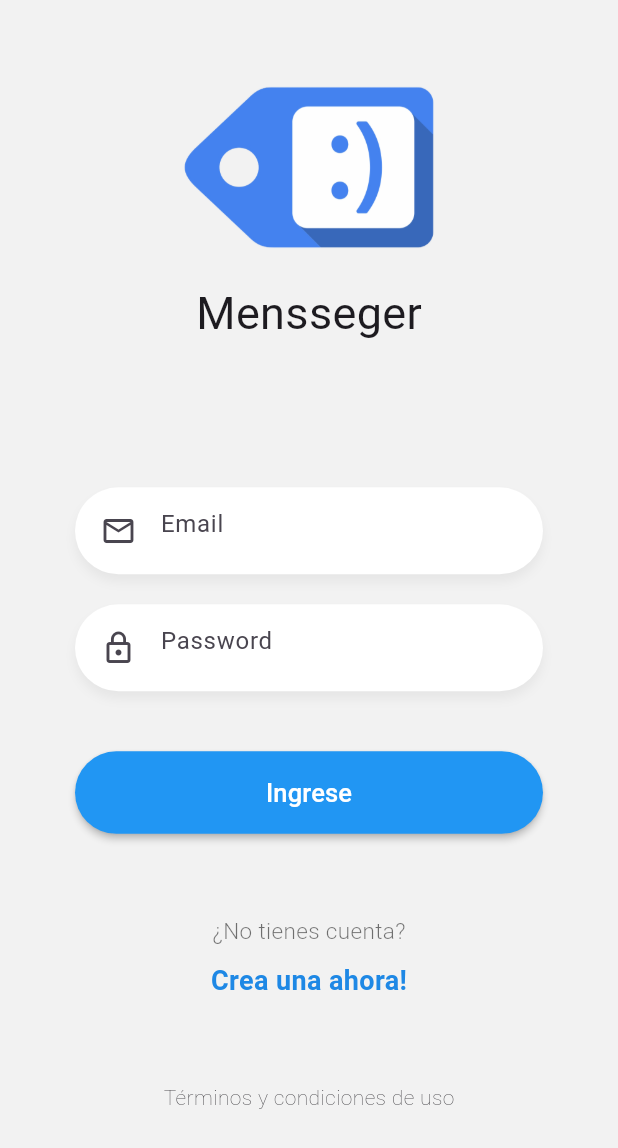
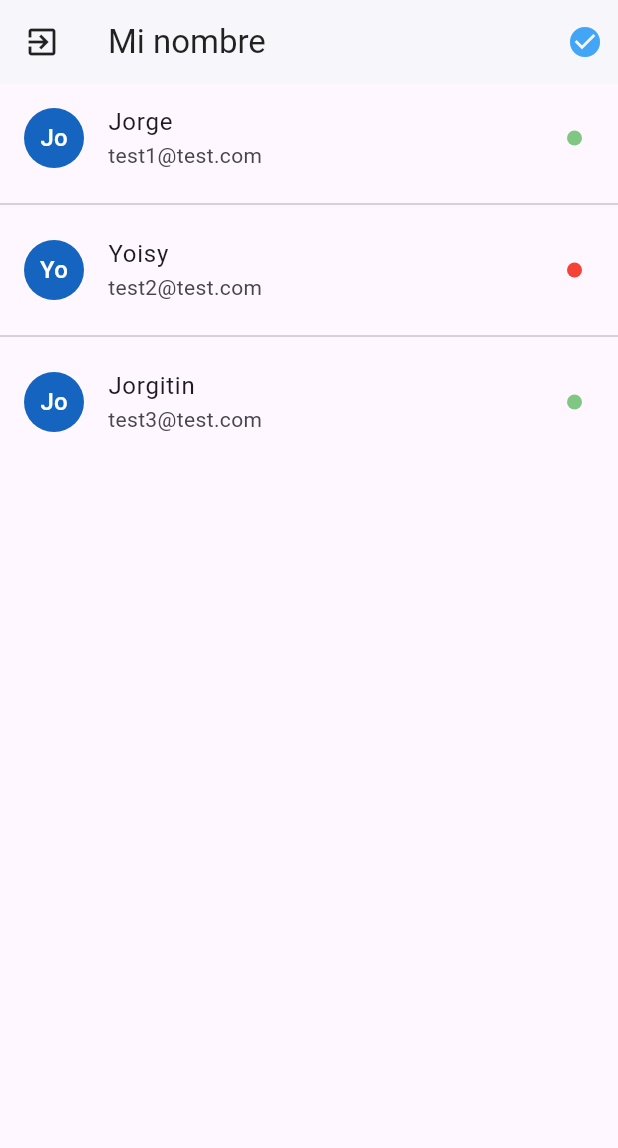
Before and after one commit to jhackhdez/chat, a Flutter app: the screen it shows after launch, on a phone screen of 412 x 824 dp. Shown: the top 1148 px of the screen. Run offline on Flutter 3.47's test engine with Material 3 defaults, Android fonts, the phone set to English and light mode, and no system bars; drawn by our look-alikes of pull_to_refresh.

Commit message:
text chat implementation

```diff
--- a/lib/main.dart
+++ b/lib/main.dart
@@ -11,7 +11,7 @@ class MyApp extends StatelessWidget {
     return MaterialApp(
       debugShowCheckedModeBanner: false,
       title: 'Chat App',
-      initialRoute: 'login',
+      initialRoute: 'users',
       routes: appRoutes,
     );
   }
--- /dev/null
+++ b/lib/models/user.dart
@@ -0,0 +1,12 @@
+class User {
+  bool online;
+  String email;
+  String name;
+  String uid;
+
+  User(
+      {required this.online,
+      required this.email,
+      required this.name,
+      required this.uid});
+}
--- a/lib/pages/register_page.dart
+++ b/lib/pages/register_page.dart
@@ -63,7 +63,7 @@ class __FormState extends State<_Form> {
       padding: const EdgeInsets.symmetric(horizontal: 50),
       child: Column(
         children: [
-          // TextField Email
+          // TextField Name
           CustomInput(
             icon: Icons.perm_identity,
             placeholder: 'Name',
--- /dev/null
+++ b/lib/pages/users_page.dart
@@ -0,0 +1,107 @@
+import 'package:chat/models/user.dart';
+import 'package:flutter/material.dart';
+import 'package:pull_to_refresh/pull_to_refresh.dart';
+
+class UsersPage extends StatefulWidget {
+  const UsersPage({super.key});
+
+  @override
+  State<UsersPage> createState() => _UsersPageState();
+}
+
+class _UsersPageState extends State<UsersPage> {
+  final RefreshController _refreshController =
+      RefreshController(initialRefresh: false);
+
+  final users = [
+    User(online: true, email: 'test1@test.com', name: 'Jorge', uid: '1'),
+    User(online: false, email: 'test2@test.com', name: 'Yoisy', uid: '2'),
+    User(online: true, email: 'test3@test.com', name: 'Jorgitin', uid: '3'),
+  ];
+
+  @override
+  Widget build(BuildContext context) {
+    return Scaffold(
+        appBar: AppBar(
+          title: const Text(
+            'Mi nombre',
+            style: TextStyle(color: Colors.black87),
+          ),
+          elevation: 1,
+          backgroundColor: Colors.white,
+          // 'leading' para reservar espacio para íconos iniciales
+          leading: IconButton(
+            onPressed: () {},
+            icon: const Icon(
+              Icons.exit_to_app,
+              color: Colors.black87,
+            ),
+          ),
+          actions: [
+            Container(
+              margin: const EdgeInsets.only(right: 10),
+              child: Icon(
+                Icons.check_circle,
+                color: Colors.blue[400],
+              ),
+              /*child: const Icon(
+                Icons.offline_bolt,
+                color: Colors.red,
+              ),*/
+            )
+          ],
+        ),
+        // Esto me permite hacer el Pull to refresh para actualizar
+        // listado de usuarios conectados y no conectados
+        body: SmartRefresher(
+          controller: _refreshController,
+          enablePullDown: true,
+          onRefresh: _loadUsers(),
+          header: WaterDropHeader(
+            complete: Icon(
+              Icons.check,
+              color: Colors.blue[400],
+            ),
+            waterDropColor: Colors.blue,
+          ),
+          child: _listViewUsers(),
+        ));
+  }
+
+  ListView _listViewUsers() {
+    // Acá se muestra el listado de usuarios en el chat. Conectados y no conectados
+    return ListView.separated(
+        // Para que se mire igual en iOs y Android se define el 'physics'
+        physics: const BouncingScrollPhysics(),
+        itemBuilder: (_, i) => _userListTile(users[i]),
+        separatorBuilder: (_, i) => const Divider(),
+        itemCount: users.length);
+  }
+
+  ListTile _userListTile(User user) {
+    return ListTile(
+      title: Text(user.name),
+      subtitle: Text(user.email),
+      leading: CircleAvatar(
+        backgroundColor: Colors.blue[800],
+        child: Text(
+          user.name.substring(0, 2),
+          style: const TextStyle(color: Colors.white),
+        ),
+      ),
+      trailing: Container(
+        width: 10,
+        height: 10,
+        decoration: BoxDecoration(
+            color: user.online ? Colors.green[300] : Colors.red,
+            borderRadius: BorderRadius.circular(100)),
+      ),
+    );
+  }
+
+  _loadUsers() {
+    // await Future.delayed(const Duration(milliseconds: 1000));
+    // if failed,use refreshFailed()
+    _refreshController.refreshCompleted();
+  }
+}
--- a/lib/routes/routes.dart
+++ b/lib/routes/routes.dart
@@ -4,12 +4,12 @@ import 'package:chat/pages/chat_page.dart';
 import 'package:chat/pages/loading_page.dart';
 import 'package:chat/pages/login_page.dart';
 import 'package:chat/pages/register_page.dart';
-import 'package:chat/pages/usuarios_page.dart';
+import 'package:chat/pages/users_page.dart';
 
 final Map<String, Widget Function(BuildContext)> appRoutes = {
-  'usuarios': (_) => UsuariosPage(),
-  'chat': (_) => ChatPage(),
+  'users': (_) => const UsersPage(),
+  'chat': (_) => const ChatPage(),
   'login': (_) => const LoginPage(),
-  'register': (_) => RegisterPage(),
+  'register': (_) => const RegisterPage(),
   'loading': (_) => LoadingPage()
 };
--- a/pubspec.yaml
+++ b/pubspec.yaml
@@ -35,6 +35,7 @@ dependencies:
   # The following adds the Cupertino Icons font to your application.
   # Use with the CupertinoIcons class for iOS style icons.
   cupertino_icons: ^1.0.8
+  pull_to_refresh: ^2.0.0
 
 dev_dependencies:
   flutter_test:
```
Also changed, not shown: lib/pages/chat_page.dart (+141 -4 lines), lib/pages/usuarios_page.dart (deleted, +0 -12 lines), lib/widgets/chat_message.dart (added, +64 -0 lines), pubspec.lock.
